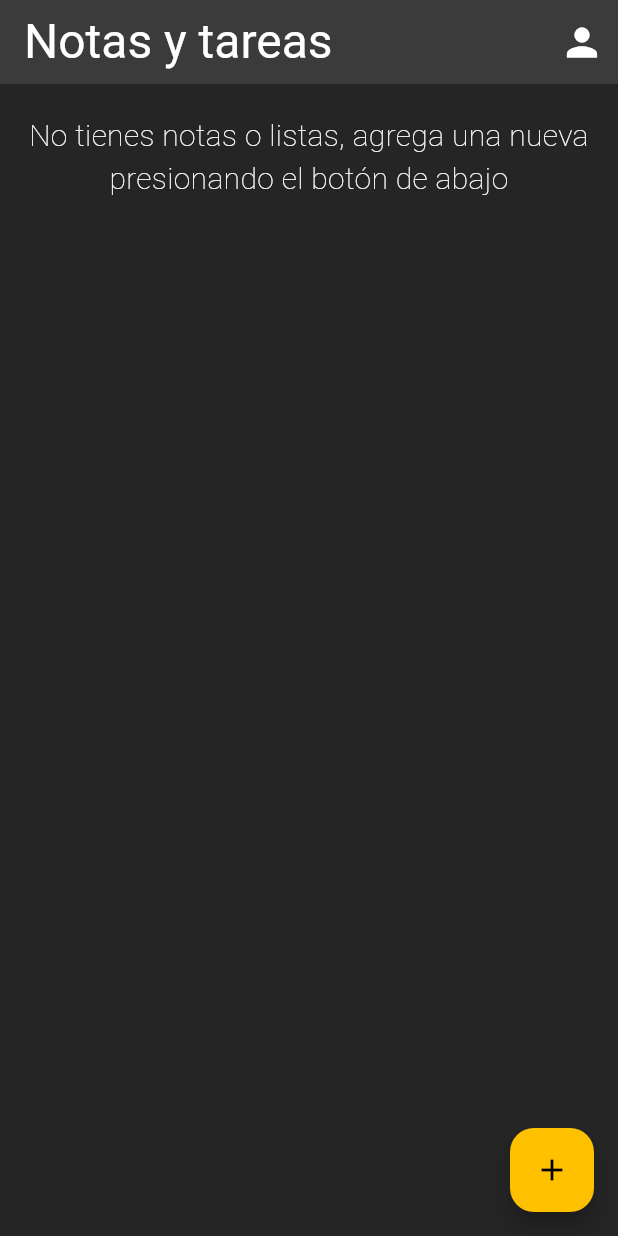
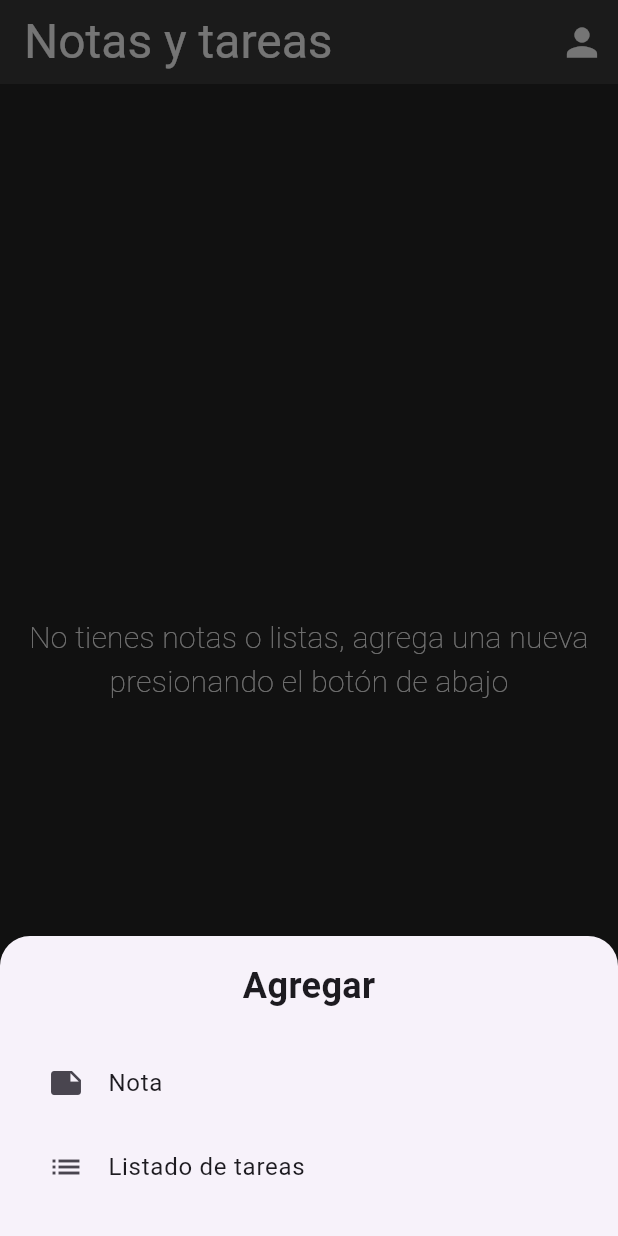
Before and after one commit to DeanHdz/Notepad, a Flutter app: the screen it shows after launch, after a tap on the "add" icon, on a phone screen of 412 x 824 dp. Run offline on Flutter 3.47's test engine with Material 3 defaults, Android fonts, the phone set to English and light mode, and no system bars.

Commit message:
Implementacion de modal para agregar nota o listado, mejoras en home.

```diff
--- a/lib/home.dart
+++ b/lib/home.dart
@@ -8,7 +8,7 @@ class Home extends StatefulWidget {
 }
 
 class _HomeState extends State<Home> {
-  String listado = ''; //Continene todas las Notas y listas de tareas
+  String listado = ''; // Contiene todas las Notas y listas de tareas
 
   @override
   Widget build(BuildContext context) {
@@ -32,7 +32,7 @@ class _HomeState extends State<Home> {
       ),
       floatingActionButton: FloatingActionButton(
         onPressed: () {
-          addItem();
+          addItem(context);
         },
         backgroundColor: const Color(0xFFFFC000),
         child: const Icon(
@@ -41,27 +41,27 @@ class _HomeState extends State<Home> {
         ),
       ),
       backgroundColor: const Color(0xFF252525),
-      body: SingleChildScrollView(
-        child: Padding(
-          padding: const EdgeInsets.symmetric(vertical: 20, horizontal: 16),
-          child: Column(
-            mainAxisSize: MainAxisSize.min,
-            children: listado.isEmpty
-                ? [
-                    const Expanded(
-                      child: Center(
+      body: Column(
+        children: [
+          Expanded(
+            child: listado.isEmpty
+                ? const Center(
                     child: Text(
                       'No tienes notas o listas, agrega una nueva presionando el botón de abajo',
                       textAlign: TextAlign.center,
-                          style: const TextStyle(
+                      style: TextStyle(
                           color: Colors.white,
                           fontSize: 20,
                           fontWeight: FontWeight.w200),
                     ),
-                      ),
-                    ),
-                  ]
-                : listado
+                  )
+                : SingleChildScrollView(
+                    child: Padding(
+                      padding: const EdgeInsets.symmetric(
+                          vertical: 20, horizontal: 16),
+                      child: Column(
+                        crossAxisAlignment: CrossAxisAlignment.start,
+                        children: listado
                             .split('\n')
                             .map((item) => Card(
                                   color: const Color(0xFF3B3B3B),
@@ -73,11 +73,12 @@ class _HomeState extends State<Home> {
                                         style: TextStyle(
                                             color: Colors.white, fontSize: 16)),
                                     trailing: IconButton(
-                              icon:
-                                  const Icon(Icons.delete, color: Colors.white),
+                                      icon: const Icon(Icons.delete,
+                                          color: Colors.white),
                                       onPressed: () {
                                         setState(() {
-                                  listado = listado.replaceAll('$item\n', '');
+                                          listado =
+                                              listado.replaceAll('$item\n', '');
                                         });
                                       },
                                     ),
@@ -87,11 +88,54 @@ class _HomeState extends State<Home> {
                       ),
                     ),
                   ),
+          ),
+        ],
+      ),
     );
   }
 
-  void addItem() {}
+  void addItem(BuildContext context) {
+    showModalBottomSheet(
+      context: context,
+      shape: const RoundedRectangleBorder(
+        borderRadius: BorderRadius.vertical(top: Radius.circular(20)),
+      ),
+      builder: (BuildContext context) {
+        return Container(
+          padding: const EdgeInsets.all(16),
+          height: 200, // Altura del modal
+          child: Column(
+            mainAxisSize: MainAxisSize.min,
+            children: [
+              const Text(
+                'Agregar',
+                style: TextStyle(fontSize: 24, fontWeight: FontWeight.bold),
+              ),
+              const SizedBox(height: 20),
+              ListTile(
+                leading: const Icon(Icons.note),
+                title: const Text('Nota'),
+                onTap: () {
+                  // Acción para agregar texto
+                  Navigator.pop(context); // Cierra el modal
+                },
+              ),
+              ListTile(
+                leading: const Icon(Icons.list),
+                title: const Text('Listado de tareas'),
+                onTap: () {
+                  // Acción para agregar listado
+                  Navigator.pop(context); // Cierra el modal
+                },
+              ),
+            ],
+          ),
+        );
+      },
+    );
   }
+}
+
 
 
 /*
```
Lines whose indentation alone changed are shown as unchanged.
